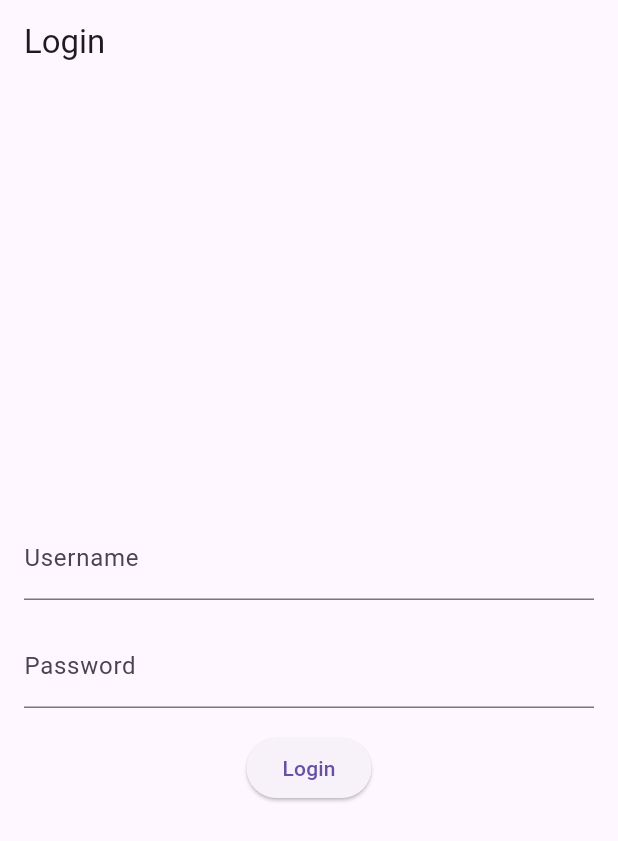
After one commit to inverse9/ecommerce-uas, a Flutter app: the screen it shows after launch, after a tap on "Login", on a phone screen of 412 x 824 dp. The commit adds this screen. Shown: the top 841 px of the screen. Run offline on Flutter 3.47's test engine with Material 3 defaults, Android fonts, the phone set to English and light mode, and no system bars; network calls fail.

Commit message:
login page + session (unfinished)

```diff
--- a/lib/cart_item_widget.dart
+++ b/lib/cart_item_widget.dart
@@ -1,5 +1,5 @@
 import 'package:flutter/material.dart';
-import 'cart_item.dart';
+import 'cart_item_model.dart';
 
 class CartItemWidget extends StatefulWidget {
   final CartItem cartItem;
--- a/lib/cart_page.dart
+++ b/lib/cart_page.dart
@@ -1,7 +1,7 @@
 import 'package:flutter/material.dart';
 import 'package:http/http.dart' as http;
 import 'dart:convert';
-import 'cart_item.dart';
+import 'cart_item_model.dart';
 import 'cart_item_widget.dart';
 
 class CartPage extends StatefulWidget {
--- /dev/null
+++ b/lib/login.dart
@@ -0,0 +1,145 @@
+import 'package:flutter/material.dart';
+import 'package:http/http.dart' as http;
+import 'dart:convert';
+import 'package:provider/provider.dart';
+
+import 'user_provider.dart';
+
+class User {
+  final int id;
+  final String name;
+  final DateTime createdAt;
+  final int? shopId;
+
+  User({
+    required this.id,
+    required this.name,
+    required this.createdAt,
+    this.shopId,
+  });
+
+  factory User.fromJson(Map<String, dynamic> json) {
+    return User(
+      id: json['id'],
+      name: json['name'],
+      createdAt: DateTime.parse(json['created_at']),
+      shopId: json['shopId'],
+    );
+  }
+}
+
+class LoginPage extends StatefulWidget {
+  @override
+  _LoginPageState createState() => _LoginPageState();
+}
+
+class _LoginPageState extends State<LoginPage> {
+  late TextEditingController _usernameController;
+  late TextEditingController _passwordController;
+
+  @override
+  void initState() {
+    super.initState();
+    _usernameController = TextEditingController();
+    _passwordController = TextEditingController();
+  }
+
+  @override
+  void dispose() {
+    _usernameController.dispose();
+    _passwordController.dispose();
+    super.dispose();
+  }
+
+  void _handleLogin() async {
+    String username = _usernameController.text;
+    String password = _passwordController.text;
+
+    final response = await http.get(
+      Uri.parse('http://localhost:3001/users/$username/$password'),
+    );
+
+    if (response.statusCode == 200) {
+      final Map<String, dynamic> responseData = json.decode(response.body);
+      print(responseData["data"]);
+      // final int userId = responseData["data"]["id"];
+
+      // Provider.of<UserProvider>(context, listen: false).setUserId(userId);
+      if (responseData['data']['shopId'] == null) {
+        Navigator.pushReplacementNamed(context, '/main-screen');
+      } else {
+        showDialog(
+          context: context,
+          builder: (BuildContext context) {
+            return AlertDialog(
+              title: Text('Error'),
+              content: Text('akun ini merupakan akun toko'),
+              actions: [
+                TextButton(
+                  onPressed: () {
+                    Navigator.pop(context);
+                  },
+                  child: Text('OK'),
+                ),
+              ],
+            );
+          },
+        );
+      }
+    } else {
+      showDialog(
+        context: context,
+        builder: (BuildContext context) {
+          return AlertDialog(
+            title: Text('Error'),
+            content: Text('Login failed'),
+            actions: [
+              TextButton(
+                onPressed: () {
+                  Navigator.pop(context);
+                },
+                child: Text('OK'),
+              ),
+            ],
+          );
+        },
+      );
+    }
+  }
+
+  @override
+  Widget build(BuildContext context) {
+    return Scaffold(
+      appBar: AppBar(
+        title: Text('Login'),
+      ),
+      body: Padding(
+        padding: const EdgeInsets.all(16.0),
+        child: Column(
+          mainAxisAlignment: MainAxisAlignment.center,
+          children: [
+            TextField(
+              controller: _usernameController,
+              decoration: InputDecoration(
+                labelText: 'Username',
+              ),
+            ),
+            SizedBox(height: 16),
+            TextField(
+              controller: _passwordController,
+              obscureText: true,
+              decoration: InputDecoration(
+                labelText: 'Password',
+              ),
+            ),
+            SizedBox(height: 16),
+            ElevatedButton(
+              onPressed: _handleLogin,
+              child: Text('Login'),
+            ),
+          ],
+        ),
+      ),
+    );
+  }
+}
--- a/lib/main.dart
+++ b/lib/main.dart
@@ -1,28 +1,40 @@
+import 'package:ecommerce/login.dart';
 import 'package:flutter/material.dart';
 import 'package:ecommerce/cart_page.dart';
 import 'package:ecommerce/item_details.dart';
 import 'package:ecommerce/main_screen.dart';
 import 'package:ecommerce/logout_page.dart';
 import 'package:ecommerce/transactions_page.dart';
+import 'package:provider/provider.dart';
+
+import 'user_provider.dart';
 
 void main() {
-  runApp(MyApp());
+  runApp(
+    ChangeNotifierProvider(
+      create: (context) => UserProvider(),
+      child: MyApp(),
+    ),
+  );
 }
 
 class MyApp extends StatelessWidget {
   @override
   Widget build(BuildContext context) {
+    int userId = Provider.of<UserProvider>(context).userId;
+    print(userId);
     return MaterialApp(
       title: 'e-commerce',
       theme: ThemeData(
         primarySwatch: Colors.blue,
       ),
-      home: MainScreen(),
+      home: LoginPage(),
       routes: {
+        '/main-screen': (context) => MainScreen(),
         '/details': (context) => ItemDetails(),
         '/logout': (context) => LogoutPage(),
-        '/transactions': (context) => TransactionsPage(userId: 1),
-        '/cart': (context) => CartPage(userId: 1), // Assuming user ID 1 for now
+        '/transactions': (context) => TransactionsPage(userId: userId),
+        '/cart': (context) => CartPage(userId: userId),
       },
     );
   }
--- a/lib/main_screen.dart
+++ b/lib/main_screen.dart
@@ -1,6 +1,9 @@
 import 'package:ecommerce/transactions_page.dart';
 import 'package:flutter/material.dart';
 import 'home_page.dart';
+import 'package:provider/provider.dart';
+
+import 'user_provider.dart';
 
 class MainScreen extends StatefulWidget {
   final int initialIndex;
@@ -35,6 +38,8 @@ class _MainScreenState extends State<MainScreen> {
 
   @override
   Widget build(BuildContext context) {
+    int userId = Provider.of<UserProvider>(context).userId;
+
     return Scaffold(
       body: _pages[_selectedIndex],
       bottomNavigationBar: BottomNavigationBar(
--- /dev/null
+++ b/lib/user_provider.dart
@@ -0,0 +1,12 @@
+import 'package:flutter/material.dart';
+
+class UserProvider extends ChangeNotifier {
+  int _userId = 0;
+
+  int get userId => _userId;
+
+  void setUserId(int userId) {
+    _userId = userId;
+    notifyListeners();
+  }
+}
--- a/pubspec.yaml
+++ b/pubspec.yaml
@@ -36,6 +36,7 @@ dependencies:
   # Use with the CupertinoIcons class for iOS style icons.
   cupertino_icons: ^1.0.6
   http: ^1.2.1
+  provider: ^6.1.2
 
 dev_dependencies:
   flutter_test:
```
Also changed, not shown: lib/transaction_model.dart (added, +39 -0 lines), lib/transactions_page.dart (+3 -40 lines), lib/cart_item_model.dart (renamed from lib/cart_item.dart), pubspec.lock.
